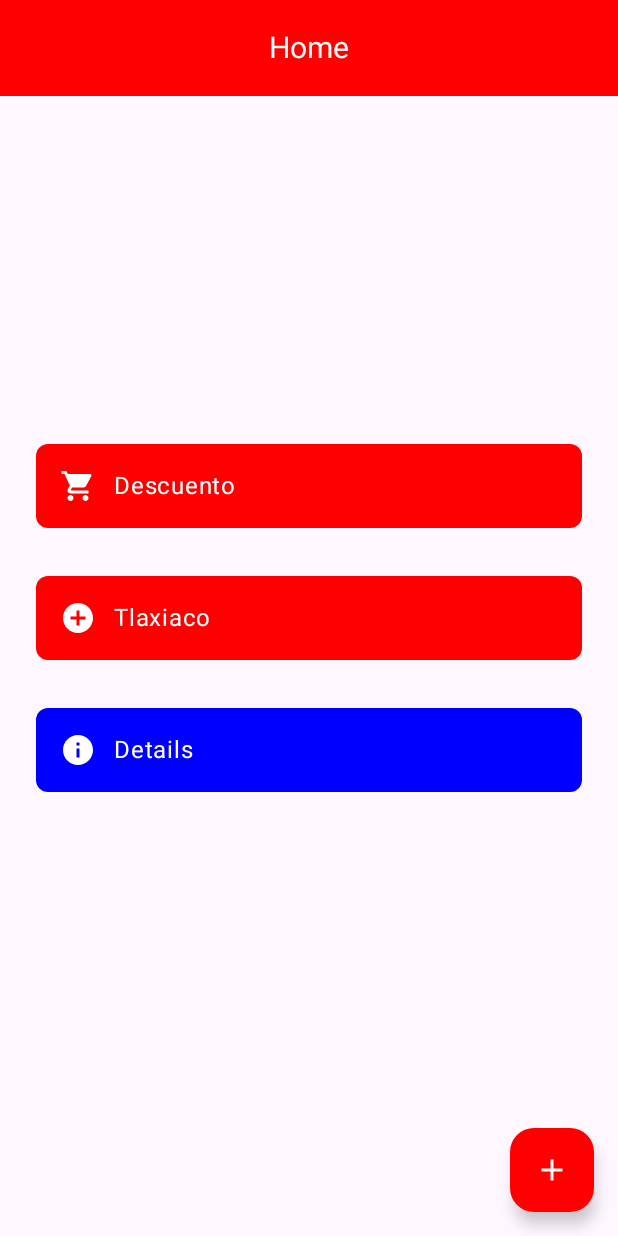
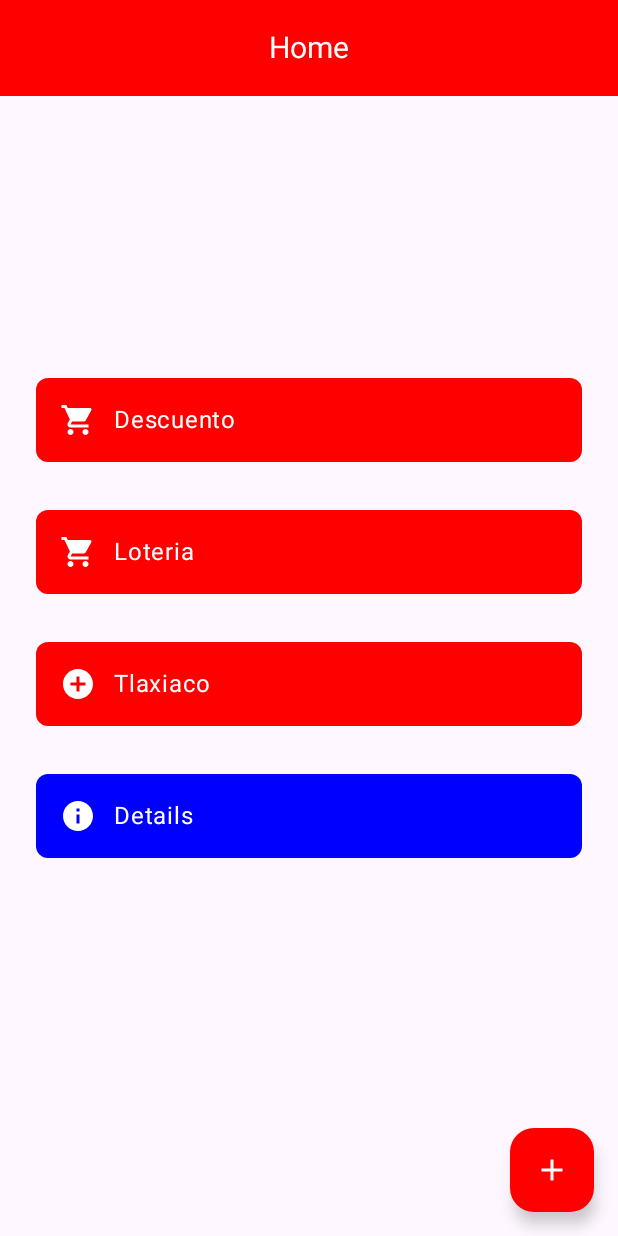
Before and after one commit to IsraelMerlyn/miapp_, an Android app built with Jetpack Compose: the screen it shows after launch (MainActivity), on a phone screen of 412 x 824 dp. Run offline under Robolectric (Android 15) with nearby library versions, the phone set to English and light mode, and no system bars; libraries missing offline, so code that uses them is left out: com.google.android.libraries.

Commit message:
tasks #20 Agregando View MVVM Loteria

```diff
--- a/app/src/main/java/com/israelmerlyn/app_jetpack/navegation/NavManager.kt
+++ b/app/src/main/java/com/israelmerlyn/app_jetpack/navegation/NavManager.kt
@@ -15,15 +15,23 @@ import com.israelmerlyn.app_jetpack.views.DetailsView
 import com.israelmerlyn.app_jetpack.views.HomeView
 import androidx.activity.viewModels
 import androidx.lifecycle.findViewTreeViewModelStoreOwner
+import com.israelmerlyn.app_jetpack.viewModels.loteria.LoteriaViewModels
+import com.israelmerlyn.app_jetpack.views.loteria.LoteriaView
 
 @Composable
 fun NavMananger() {
     val navController = rememberNavController()
     val viewModel: CalcularViewModels1 = viewModel()
+    val viewModelL: LoteriaViewModels = viewModel()
+
     NavHost(navController = navController, startDestination = "Home") {
         composable("Home") {
             HomeView(navController)
         }
+        composable("Loteria") {
+            LoteriaView(navController, viewModelL)
+        }
+
         composable("Descuento") {
             DescuentoView(navController, viewModel)
         }
--- /dev/null
+++ b/app/src/main/java/com/israelmerlyn/app_jetpack/viewModels/loteria/LoteriaViewModels.kt
@@ -0,0 +1,16 @@
+package com.israelmerlyn.app_jetpack.viewModels.loteria
+
+import androidx.compose.runtime.State
+import androidx.compose.runtime.mutableStateOf
+import androidx.lifecycle.ViewModel
+
+class LoteriaViewModels:ViewModel() {
+    private  val _lottoNumbers = mutableStateOf(emptyList<Int>())
+    val lottoNumber: State<List<Int>> = _lottoNumbers
+
+    fun generateLottoNumber(){
+        _lottoNumbers.value= (1..60).shuffled().take(10).sorted()
+
+
+    }
+}
--- a/app/src/main/java/com/israelmerlyn/app_jetpack/views/HomeView.kt
+++ b/app/src/main/java/com/israelmerlyn/app_jetpack/views/HomeView.kt
@@ -77,6 +77,7 @@ fun ContentHomeView(navController: NavController) {
     // Lista de opciones con íconos
     val options = listOf(
         Option("Descuento", Color.Red, Icons.Default.ShoppingCart, "Descuento"),
+        Option("Loteria", Color.Red, Icons.Default.ShoppingCart, "Loteria"),
         Option("Tlaxiaco", Color.Red, Icons.Default.AddCircle, "Descuento"),
         Option("Details", Color.Blue, Icons.Default.Info, "Details/${id}/?${opcional}")
     )
```
Also changed, not shown: app/src/main/java/com/israelmerlyn/app_jetpack/views/loteria/LoteriaView.kt (added, +97 -0 lines).
